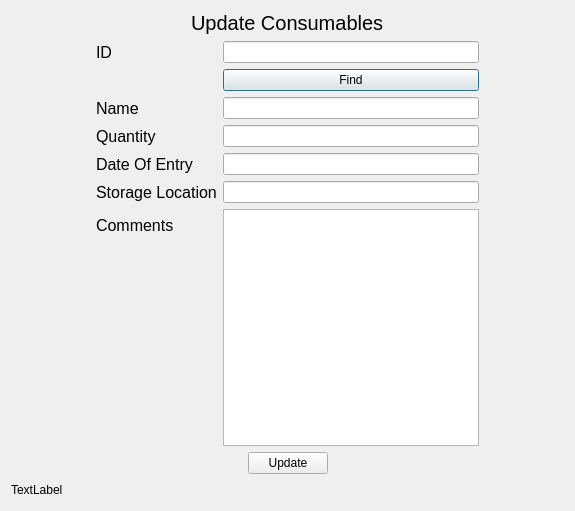
Before: the Qt Designer form cupdate.ui in ChaosKingNV/NPCIL-Inventory-Management-System, drawn with Qt 5.
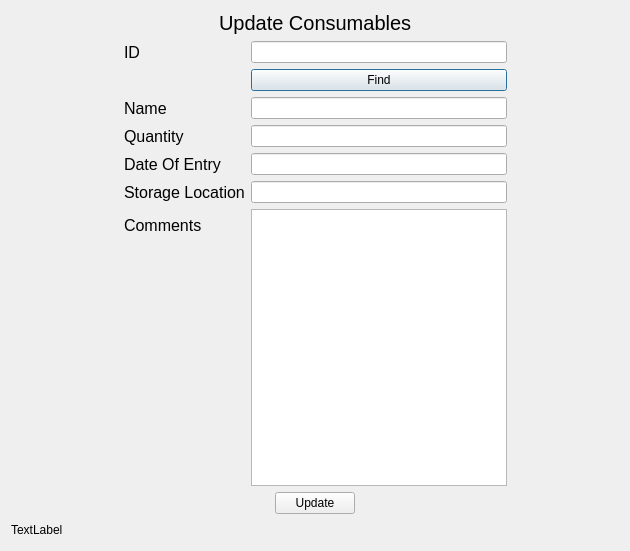
After: the same form once the commit is applied.

The edit to the form file:
```diff
--- a/cupdate.ui
+++ b/cupdate.ui
@@ -6,8 +6,8 @@
    <rect>
     <x>0</x>
     <y>0</y>
-    <width>575</width>
-    <height>511</height>
+    <width>630</width>
+    <height>551</height>
    </rect>
   </property>
   <property name="windowTitle">
```
